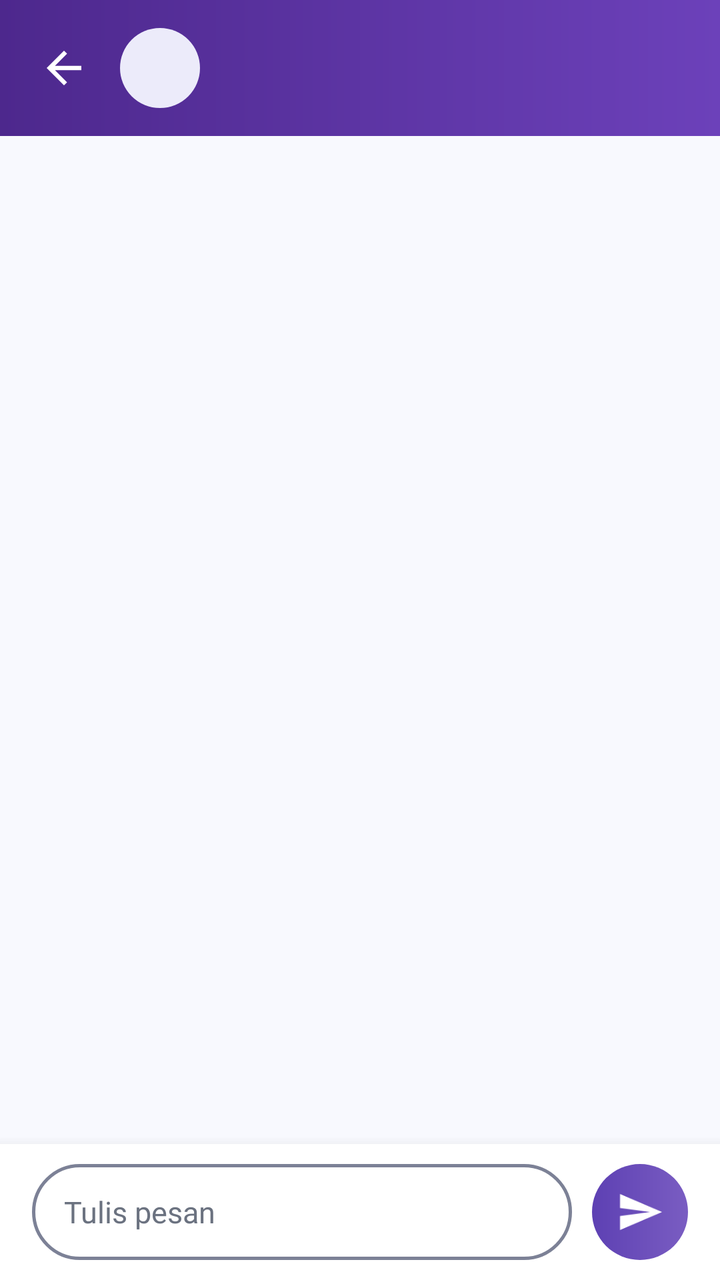
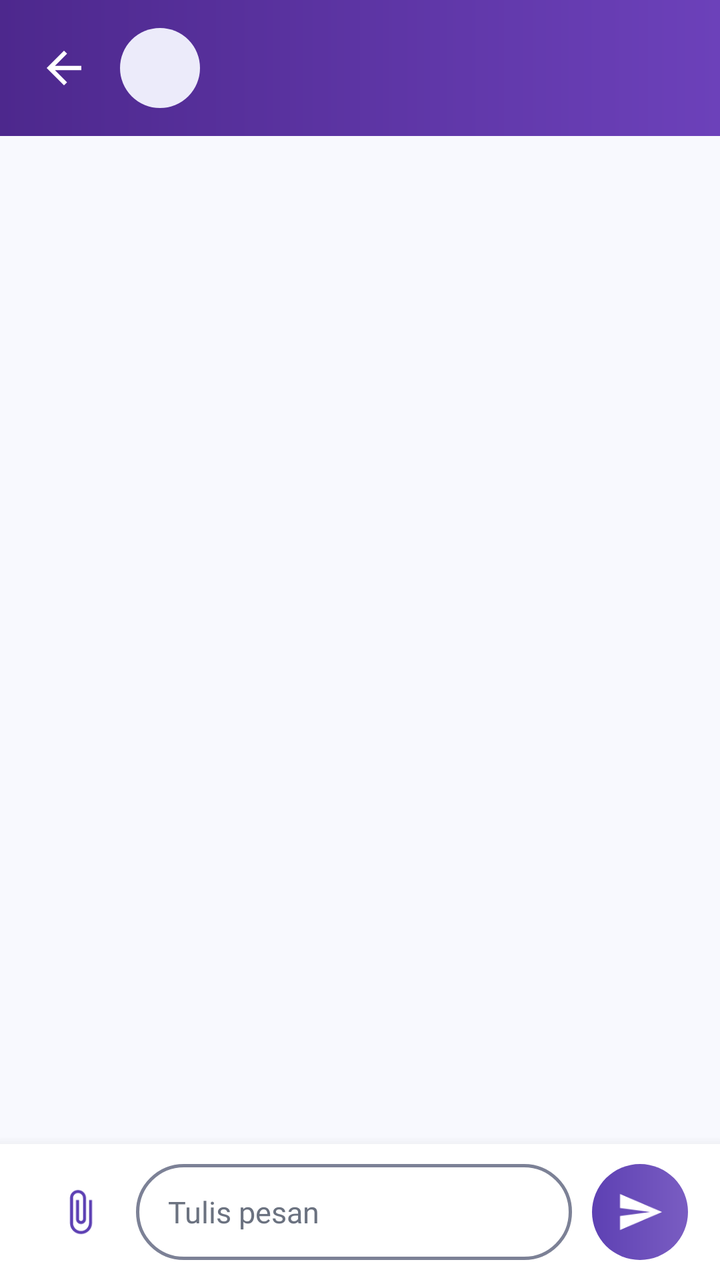

Screens rendered from an Android XML layout before and after an edit, with the pre-edit source and the edit as a unified diff.
<!-- AndroidManifest.xml: application theme Theme.KiboozApp -->
<!-- res/layout/activity_chat.xml -->
<?xml version="1.0" encoding="utf-8"?>
<androidx.constraintlayout.widget.ConstraintLayout xmlns:android="http://schemas.android.com/apk/res/android"
    xmlns:app="http://schemas.android.com/apk/res-auto"
    android:id="@+id/clRootChat"
    android:layout_width="match_parent"
    android:layout_height="match_parent"
    android:background="@color/kibooz_background">

    
    <androidx.constraintlayout.widget.ConstraintLayout
        android:id="@+id/clTopBar"
        android:layout_width="match_parent"
        android:layout_height="68dp"
        android:background="@drawable/bg_topbar_purple_gradient"
        android:paddingHorizontal="8dp"
        app:layout_constraintTop_toTopOf="parent">

        <ImageView
            android:id="@+id/ivBack"
            android:layout_width="48dp"
            android:layout_height="48dp"
            android:background="?attr/selectableItemBackgroundBorderless"
            android:contentDescription="@string/kembali"
            android:padding="11dp"
            android:src="@drawable/ic_arrow_back"
            app:layout_constraintBottom_toBottomOf="parent"
            app:layout_constraintStart_toStartOf="parent"
            app:layout_constraintTop_toTopOf="parent" />

        <FrameLayout
            android:id="@+id/flHeaderAvatar"
            android:layout_width="40dp"
            android:layout_height="40dp"
            android:layout_marginStart="4dp"
            app:layout_constraintBottom_toBottomOf="parent"
            app:layout_constraintStart_toEndOf="@+id/ivBack"
            app:layout_constraintTop_toTopOf="parent">

            <TextView
                android:id="@+id/tvInitials"
                android:layout_width="match_parent"
                android:layout_height="match_parent"
                android:background="@drawable/bg_chat_avatar"
                android:fontFamily="@font/baloo2"
                android:gravity="center"
                android:importantForAccessibility="no"
                android:textColor="#472F91"
                android:textSize="14sp"
                android:textStyle="bold" />

            <ImageView
                android:id="@+id/ivAvatar"
                android:layout_width="match_parent"
                android:layout_height="match_parent"
                android:importantForAccessibility="no"
                android:scaleType="centerCrop" />

            <ImageView
                android:id="@+id/ivRoomIcon"
                android:layout_width="match_parent"
                android:layout_height="match_parent"
                android:background="@drawable/bg_chat_avatar"
                android:importantForAccessibility="no"
                android:padding="10dp"
                android:src="@drawable/ic_class"
                android:visibility="gone"
                app:tint="#472F91" />

        </FrameLayout>

        <LinearLayout
            android:layout_width="0dp"
            android:layout_height="wrap_content"
            android:layout_marginStart="10dp"
            android:layout_marginEnd="8dp"
            android:orientation="vertical"
            app:layout_constraintBottom_toBottomOf="parent"
            app:layout_constraintEnd_toEndOf="parent"
            app:layout_constraintStart_toEndOf="@+id/flHeaderAvatar"
            app:layout_constraintTop_toTopOf="parent">

            <TextView
                android:id="@+id/tvTitle"
                android:layout_width="match_parent"
                android:layout_height="wrap_content"
                android:ellipsize="end"
                android:fontFamily="@font/baloo2"
                android:maxLines="1"
                android:textColor="@color/kibooz_white"
                android:textSize="17sp"
                android:textStyle="bold" />

            <TextView
                android:id="@+id/tvSubtitle"
                android:layout_width="match_parent"
                android:layout_height="wrap_content"
                android:ellipsize="end"
                android:fontFamily="@font/baloo2"
                android:maxLines="1"
                android:textColor="@color/chat_own_meta_text"
                android:textSize="12sp" />

        </LinearLayout>

    </androidx.constraintlayout.widget.ConstraintLayout>

    
    <TextView
        android:id="@+id/tvOffline"
        android:layout_width="match_parent"
        android:layout_height="wrap_content"
        android:background="@color/chat_offline_background"
        android:fontFamily="@font/baloo2"
        android:gravity="center"
        android:paddingHorizontal="16dp"
        android:paddingVertical="8dp"
        android:text="@string/chat_offline"
        android:textColor="@color/chat_offline_text"
        android:textSize="13sp"
        android:visibility="gone"
        app:layout_constraintTop_toBottomOf="@+id/clTopBar" />

    
    <com.nthb.kibooz.ui.common.ConnectionStatusView
        android:id="@+id/connectionStatus"
        android:layout_width="match_parent"
        android:layout_height="wrap_content"
        android:layout_marginHorizontal="16dp"
        android:layout_marginTop="12dp"
        android:visibility="gone"
        app:layout_constraintTop_toBottomOf="@+id/tvOffline" />

    <FrameLayout
        android:id="@+id/flBody"
        android:layout_width="match_parent"
        android:layout_height="0dp"
        app:layout_constraintBottom_toTopOf="@+id/clInputBar"
        app:layout_constraintTop_toBottomOf="@+id/connectionStatus">

        <androidx.recyclerview.widget.RecyclerView
            android:id="@+id/rvMessages"
            android:layout_width="match_parent"
            android:layout_height="match_parent"
            android:clipToPadding="false"
            android:paddingHorizontal="12dp"
            android:paddingVertical="8dp"
            android:visibility="gone" />

        
        <LinearLayout
            android:id="@+id/llMemuat"
            android:layout_width="match_parent"
            android:layout_height="wrap_content"
            android:layout_marginTop="32dp"
            android:gravity="center_horizontal"
            android:orientation="vertical"
            android:visibility="gone">

            <com.google.android.material.progressindicator.CircularProgressIndicator
                android:layout_width="wrap_content"
                android:layout_height="wrap_content"
                android:contentDescription="@string/chat_memuat_pesan"
                android:indeterminate="true" />

            <TextView
                android:layout_width="wrap_content"
                android:layout_height="wrap_content"
                android:layout_marginTop="8dp"
                android:fontFamily="@font/baloo2"
                android:text="@string/chat_memuat_pesan"
                android:textColor="@color/kibooz_text_secondary"
                android:textSize="14sp" />

        </LinearLayout>

        
        <LinearLayout
            android:id="@+id/llGagal"
            android:layout_width="match_parent"
            android:layout_height="wrap_content"
            android:layout_marginHorizontal="20dp"
            android:layout_marginTop="32dp"
            android:gravity="center_horizontal"
            android:orientation="vertical"
            android:visibility="gone">

            <TextView
                android:layout_width="wrap_content"
                android:layout_height="wrap_content"
                android:fontFamily="@font/baloo2"
                android:text="@string/chat_percakapan_gagal"
                android:textColor="@color/kibooz_text_dark"
                android:textSize="16sp"
                android:textStyle="bold" />

            <TextView
                android:id="@+id/tvGagalPesan"
                android:layout_width="match_parent"
                android:layout_height="wrap_content"
                android:layout_marginTop="4dp"
                android:fontFamily="@font/baloo2"
                android:gravity="center"
                android:textColor="@color/kibooz_text_secondary"
                android:textSize="14sp" />

            <com.google.android.material.button.MaterialButton
                android:id="@+id/btnCobaLagi"
                android:layout_width="wrap_content"
                android:layout_height="wrap_content"
                android:layout_marginTop="12dp"
                android:fontFamily="@font/baloo2"
                android:insetTop="0dp"
                android:insetBottom="0dp"
                android:minHeight="48dp"
                android:paddingHorizontal="24dp"
                android:text="@string/coba_lagi"
                android:textAllCaps="false"
                android:textColor="@color/kibooz_white"
                android:textSize="14sp"
                android:textStyle="bold"
                app:backgroundTint="@color/kibooz_primary_purple"
                app:cornerRadius="24dp" />

        </LinearLayout>

        
        <LinearLayout
            android:id="@+id/llKosong"
            android:layout_width="match_parent"
            android:layout_height="wrap_content"
            android:layout_marginHorizontal="20dp"
            android:layout_marginTop="32dp"
            android:gravity="center_horizontal"
            android:orientation="vertical"
            android:visibility="gone">

            <TextView
                android:layout_width="wrap_content"
                android:layout_height="wrap_content"
                android:fontFamily="@font/baloo2"
                android:text="@string/chat_kosong_pesan_judul"
                android:textColor="@color/kibooz_text_dark"
                android:textSize="16sp"
                android:textStyle="bold" />

            <TextView
                android:id="@+id/tvKosongIsi"
                android:layout_width="match_parent"
                android:layout_height="wrap_content"
                android:layout_marginTop="4dp"
                android:fontFamily="@font/baloo2"
                android:gravity="center"
                android:textColor="@color/kibooz_text_secondary"
                android:textSize="14sp" />

        </LinearLayout>

    </FrameLayout>

    
    <FrameLayout
        android:id="@+id/clInputBar"
        android:layout_width="match_parent"
        android:layout_height="wrap_content"
        android:background="@color/kibooz_white"
        android:elevation="10dp"
        android:paddingHorizontal="16dp"
        android:paddingVertical="10dp"
        app:layout_constraintBottom_toBottomOf="parent">

        <LinearLayout
            android:id="@+id/llComposer"
            android:layout_width="match_parent"
            android:layout_height="wrap_content"
            android:gravity="bottom"
            android:orientation="horizontal">

            <EditText
                android:id="@+id/etMessage"
                android:layout_width="0dp"
                android:layout_height="wrap_content"
                android:layout_marginEnd="10dp"
                android:layout_weight="1"
                android:background="@drawable/bg_chat_input"
                android:fontFamily="@font/baloo2"
                android:hint="@string/chat_tulis_hint"
                android:importantForAutofill="no"
                android:inputType="textCapSentences|textMultiLine"
                android:maxLength="4000"
                android:maxLines="5"
                android:minHeight="48dp"
                android:paddingHorizontal="16dp"
                android:paddingVertical="10dp"
                android:textColor="@color/kibooz_text_dark"
                android:textColorHint="@color/kibooz_text_secondary"
                android:textSize="15sp" />

            <ImageButton
                android:id="@+id/btnSend"
                android:layout_width="48dp"
                android:layout_height="48dp"
                android:background="@drawable/bg_button_purple"
                android:contentDescription="@string/chat_kirim_cd"
                android:padding="12dp"
                android:src="@drawable/ic_send" />

        </LinearLayout>

        <TextView
            android:id="@+id/tvClosed"
            android:layout_width="match_parent"
            android:layout_height="wrap_content"
            android:background="@drawable/bg_chat_closed_note"
            android:fontFamily="@font/baloo2"
            android:padding="14dp"
            android:textColor="@color/kibooz_text_primary"
            android:textSize="14sp"
            android:visibility="gone" />

    </FrameLayout>

</androidx.constraintlayout.widget.ConstraintLayout>
<!-- resources referenced by this layout -->
<resources>
  <color name="chat_offline_background">#FFF8E7</color>
  <color name="chat_offline_text">#92400E</color>
  <color name="chat_own_meta_text">#E0DBF5</color>
  <color name="kibooz_background">#F8F9FE</color>
  <color name="kibooz_primary_purple">#5D40B3</color>
  <color name="kibooz_text_dark">#1E1B4B</color>
  <color name="kibooz_text_primary">#1E1B4B</color>
  <color name="kibooz_text_secondary">#6B7280</color>
  <color name="kibooz_white">#FFFFFF</color>
  <!-- drawable bg_chat_avatar (drawable) -->
  <?xml version="1.0" encoding="utf-8"?>
  <shape xmlns:android="http://schemas.android.com/apk/res/android"
      android:shape="oval">
      <solid android:color="#ECEBFA" />
  </shape>
  <!-- drawable bg_chat_closed_note (drawable) -->
  <?xml version="1.0" encoding="utf-8"?>
  <shape xmlns:android="http://schemas.android.com/apk/res/android"
      android:shape="rectangle">
      <solid android:color="#F5F3FF" />
      <stroke
          android:width="1dp"
          android:color="#DDD0F9" />
      <corners android:radius="16dp" />
  </shape>
  <!-- drawable bg_chat_input (drawable) -->
  <?xml version="1.0" encoding="utf-8"?>
  <shape xmlns:android="http://schemas.android.com/apk/res/android"
      android:shape="rectangle">
      <solid android:color="#FFFFFF" />
      <stroke
          android:width="1.5dp"
          android:color="#7C8196" />
      <corners android:radius="24dp" />
  </shape>
  <!-- drawable bg_topbar_purple_gradient (drawable) -->
  <?xml version="1.0" encoding="utf-8"?>
  <shape xmlns:android="http://schemas.android.com/apk/res/android"
      android:shape="rectangle">
      <gradient
          android:angle="0"
          android:startColor="#4D288D"
          android:endColor="#6C41BA"
          android:type="linear" />
  </shape>
  <!-- drawable ic_send (drawable) -->
  <vector xmlns:android="http://schemas.android.com/apk/res/android"
      android:width="24dp"
      android:height="24dp"
      android:viewportWidth="24"
      android:viewportHeight="24">
    <path
        android:fillColor="#FFFFFFFF"
        android:pathData="M2.01,21L23,12 2.01,3 2,10l15,2 -15,2z"/>
  </vector>
  <string name="chat_kirim_cd">Kirim pesan</string>
  <string name="chat_kosong_pesan_judul">Belum ada pesan</string>
  <string name="chat_memuat_pesan">Memuat percakapan...</string>
  <string name="chat_offline">Koneksi terputus. Pesan baru dicoba lagi otomatis.</string>
  <string name="chat_percakapan_gagal">Percakapan gagal dimuat</string>
  <string name="chat_tulis_hint">Tulis pesan</string>
  <string name="coba_lagi">Coba lagi</string>
  <string name="kembali">Kembali</string>
  <color name="kibooz_text_muted">#9CA3AF</color>
  <color name="kibooz_purple_dark">#472F91</color>
  <color name="kibooz_yellow_accent">#FD9C27</color>
  <color name="kibooz_yellow_gradient_end">#F67E02</color>
  <color name="kibooz_nav_bar_gray">#E2E2E8</color>
  <!-- unchanged entries left out for length: 4 -->
</resources>

<!-- the commit's change to res/layout/activity_chat.xml (unified diff, before → after) -->
@@ -272,37 +272,116 @@
             android:id="@+id/llComposer"
             android:layout_width="match_parent"
             android:layout_height="wrap_content"
-            android:gravity="bottom"
-            android:orientation="horizontal">
-
-            <EditText
-                android:id="@+id/etMessage"
-                android:layout_width="0dp"
-                android:layout_height="wrap_content"
-                android:layout_marginEnd="10dp"
-                android:layout_weight="1"
-                android:background="@drawable/bg_chat_input"
-                android:fontFamily="@font/baloo2"
-                android:hint="@string/chat_tulis_hint"
-                android:importantForAutofill="no"
-                android:inputType="textCapSentences|textMultiLine"
-                android:maxLength="4000"
-                android:maxLines="5"
-                android:minHeight="48dp"
-                android:paddingHorizontal="16dp"
-                android:paddingVertical="10dp"
-                android:textColor="@color/kibooz_text_dark"
-                android:textColorHint="@color/kibooz_text_secondary"
-                android:textSize="15sp" />
-
-            <ImageButton
-                android:id="@+id/btnSend"
-                android:layout_width="48dp"
-                android:layout_height="48dp"
-                android:background="@drawable/bg_button_purple"
-                android:contentDescription="@string/chat_kirim_cd"
-                android:padding="12dp"
-                android:src="@drawable/ic_send" />
+            android:orientation="vertical">
+
+            
+            <LinearLayout
+                android:id="@+id/llAttachment"
+                android:layout_width="match_parent"
+                android:layout_height="wrap_content"
+                android:layout_marginBottom="8dp"
+                android:gravity="center_vertical"
+                android:orientation="horizontal"
+                android:visibility="gone">
+
+                <FrameLayout
+                    android:layout_width="56dp"
+                    android:layout_height="56dp">
+
+                    <ImageView
+                        android:id="@+id/ivAttachment"
+                        android:layout_width="match_parent"
+                        android:layout_height="match_parent"
+                        android:background="@drawable/bg_chat_media"
+                        android:importantForAccessibility="no" />
+
+                    <com.google.android.material.progressindicator.CircularProgressIndicator
+                        android:id="@+id/progressAttachment"
+                        android:layout_width="wrap_content"
+                        android:layout_height="wrap_content"
+                        android:layout_gravity="center"
+                        android:importantForAccessibility="no"
+                        android:indeterminate="true"
+                        android:visibility="gone"
+                        app:indicatorSize="28dp" />
+
+                </FrameLayout>
+
+                <TextView
+                    android:id="@+id/tvAttachment"
+                    android:layout_width="0dp"
+                    android:layout_height="wrap_content"
+                    android:layout_marginStart="12dp"
+                    android:layout_marginEnd="12dp"
+                    android:layout_weight="1"
+                    android:accessibilityLiveRegion="polite"
+                    android:fontFamily="@font/baloo2"
+                    android:textColor="@color/kibooz_text_primary"
+                    android:textSize="14sp" />
+
+                <TextView
+                    android:id="@+id/btnRemoveAttachment"
+                    android:layout_width="wrap_content"
+                    android:layout_height="48dp"
+                    android:background="?attr/selectableItemBackground"
+                    android:clickable="true"
+                    android:focusable="true"
+                    android:fontFamily="@font/baloo2"
+                    android:gravity="center"
+                    android:paddingHorizontal="14dp"
+                    android:text="@string/chat_buang"
+                    android:textColor="@color/kibooz_purple_dark"
+                    android:textSize="13sp"
+                    android:textStyle="bold" />
+
+            </LinearLayout>
+
+            <LinearLayout
+                android:layout_width="match_parent"
+                android:layout_height="wrap_content"
+                android:gravity="bottom"
+                android:orientation="horizontal">
+
+                <ImageButton
+                    android:id="@+id/btnAttach"
+                    android:layout_width="48dp"
+                    android:layout_height="48dp"
+                    android:layout_marginEnd="4dp"
+                    android:background="?attr/selectableItemBackgroundBorderless"
+                    android:contentDescription="@string/chat_lampirkan_cd"
+                    android:padding="12dp"
+                    android:src="@drawable/ic_attach" />
+
+                <EditText
+                    android:id="@+id/etMessage"
+                    android:layout_width="0dp"
+                    android:layout_height="wrap_content"
+                    android:layout_marginEnd="10dp"
+                    android:layout_weight="1"
+                    android:background="@drawable/bg_chat_input"
+                    android:fontFamily="@font/baloo2"
+                    android:hint="@string/chat_tulis_hint"
+                    android:importantForAutofill="no"
+                    android:inputType="textCapSentences|textMultiLine"
+                    android:maxLength="4000"
+                    android:maxLines="5"
+                    android:minHeight="48dp"
+                    android:paddingHorizontal="16dp"
+                    android:paddingVertical="10dp"
+                    android:textColor="@color/kibooz_text_dark"
+                    android:textColorHint="@color/kibooz_text_secondary"
+                    android:textSize="15sp" />
+
+                <ImageButton
+                    android:id="@+id/btnSend"
+                    android:layout_width="48dp"
+                    android:layout_height="48dp"
+                    android:background="@drawable/bg_button_purple"
+                    android:contentDescription="@string/chat_kirim_cd"
+                    android:padding="12dp"
+                    android:src="@drawable/ic_send" />
+
+            </LinearLayout>
 
         </LinearLayout>
 
<!-- resource entries referenced after the edit -->
@@ -35,6 +35,13 @@
           android:color="#7C8196" />
       <corners android:radius="24dp" />
   </shape>
+  <!-- drawable bg_chat_media (drawable) -->
+  <?xml version="1.0" encoding="utf-8"?>
+  <shape xmlns:android="http://schemas.android.com/apk/res/android"
+      android:shape="rectangle">
+      <solid android:color="@color/kibooz_lavender" />
+      <corners android:radius="12dp" />
+  </shape>
   <!-- drawable bg_topbar_purple_gradient (drawable) -->
   <?xml version="1.0" encoding="utf-8"?>
   <shape xmlns:android="http://schemas.android.com/apk/res/android"
@@ -45,6 +52,16 @@
           android:endColor="#6C41BA"
           android:type="linear" />
   </shape>
+  <!-- drawable ic_attach (drawable) -->
+  <vector xmlns:android="http://schemas.android.com/apk/res/android"
+      android:width="24dp"
+      android:height="24dp"
+      android:viewportWidth="24"
+      android:viewportHeight="24">
+      <path
+          android:fillColor="@color/kibooz_primary_purple"
+          android:pathData="M16.5,6v11.5c0,2.21 -1.79,4 -4,4s-4,-1.79 -4,-4V5c0,-1.38 1.12,-2.5 2.5,-2.5s2.5,1.12 2.5,2.5v10.5c0,0.55 -0.45,1 -1,1s-1,-0.45 -1,-1V6H10v9.5c0,1.38 1.12,2.5 2.5,2.5s2.5,-1.12 2.5,-2.5V5c0,-2.21 -1.79,-4 -4,-4S7,2.79 7,5v12.5c0,3.04 2.46,5.5 5.5,5.5s5.5,-2.46 5.5,-5.5V6h-1.5z" />
+  </vector>
   <!-- drawable ic_send (drawable) -->
   <vector xmlns:android="http://schemas.android.com/apk/res/android"
       android:width="24dp"
@@ -55,14 +72,17 @@
         android:fillColor="#FFFFFFFF"
         android:pathData="M2.01,21L23,12 2.01,3 2,10l15,2 -15,2z"/>
   </vector>
+  <string name="chat_buang">Buang</string>
   <string name="chat_kirim_cd">Kirim pesan</string>
   <string name="chat_kosong_pesan_judul">Belum ada pesan</string>
+  <string name="chat_lampirkan_cd">Lampirkan foto atau video</string>
   <string name="chat_memuat_pesan">Memuat percakapan...</string>
   <string name="chat_offline">Koneksi terputus. Pesan baru dicoba lagi otomatis.</string>
   <string name="chat_percakapan_gagal">Percakapan gagal dimuat</string>
   <string name="chat_tulis_hint">Tulis pesan</string>
   <string name="coba_lagi">Coba lagi</string>
   <string name="kembali">Kembali</string>
+  <color name="kibooz_lavender">#ECEBFA</color>
   <color name="kibooz_text_muted">#9CA3AF</color>
   <color name="kibooz_purple_dark">#472F91</color>
   <color name="kibooz_yellow_accent">#FD9C27</color>
